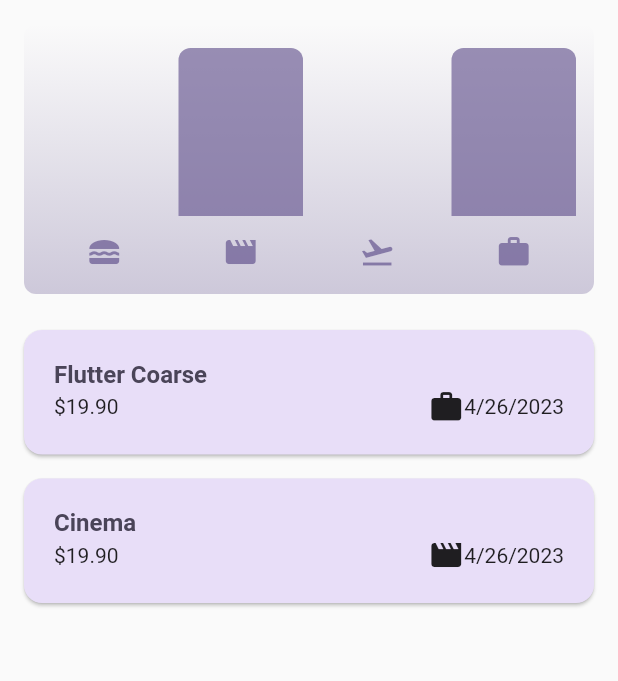
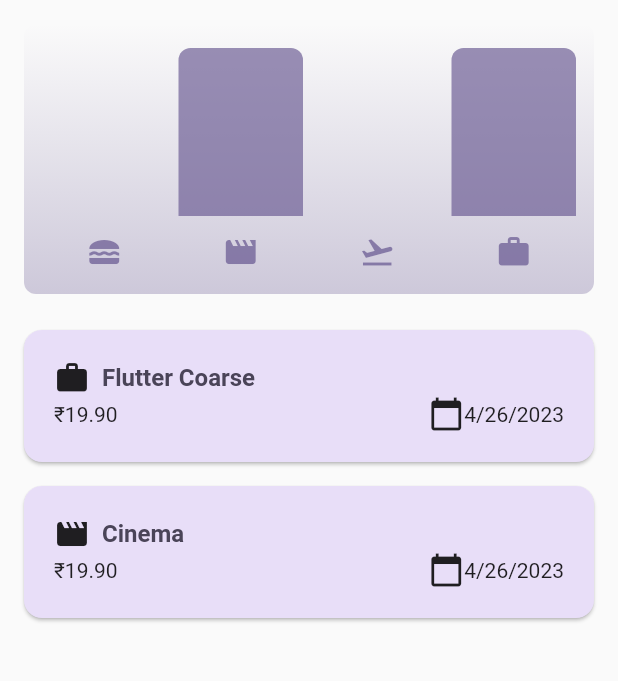
Before and after one commit to Partha-CreoIT/Personal_Expense_App, a Flutter app: the screen it shows after launch, on a phone screen of 412 x 824 dp, the part 84-765 px from its top. Run offline on Flutter 3.47's test engine with Material 2 defaults, Android fonts, the phone set to English and light mode, and no system bars; our stand-ins replace get.

```diff
--- a/personal_expense_app/lib/widgets/expenses_list/expenses_item.dart
+++ b/personal_expense_app/lib/widgets/expenses_list/expenses_item.dart
@@ -12,28 +12,31 @@ class ExpenseItem extends StatelessWidget {
       child: Padding(
         padding: const EdgeInsets.symmetric(horizontal: 20, vertical: 20),
         child: Column(
-          crossAxisAlignment:CrossAxisAlignment.start,
-
-
+          crossAxisAlignment: CrossAxisAlignment.start,
           children: [
-            Text(
-              expense.title,
-              style: Theme.of(context).textTheme.titleLarge,
-            ),
             Row(
               children: [
-                Text('\$${expense.amount.toStringAsFixed(2)}'),
+                Icon(catIcons[expense.category]),
+                Padding(
+                  padding: const EdgeInsets.symmetric(horizontal: 8),
+                  child: Text(
+                    expense.title,
+                    style: Theme.of(context).textTheme.titleLarge,
+                  ),
+                ),
+              ],
+            ),
+
+            Row(
+              children: [
+                Text('\₹${expense.amount.toStringAsFixed(2)}'),
                 const Spacer(),
-
                 const Spacer(),
                 Row(
                   mainAxisAlignment: MainAxisAlignment.end,
-                  children: [
-                    Icon(catIcons[expense.category]),
-                    const SizedBox(
-                      height: 10,
-                    ),
-                    Text(expense.formattedDate)
+
+                  children: [Icon(Icons.calendar_today),Text(expense.formattedDate),
+
                   ],
                 ),
               ],
```
